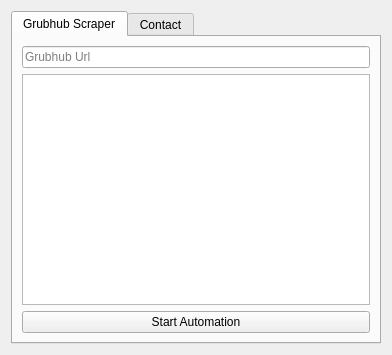
Before: the Qt Designer form main/python/app.ui in yashinshekh/src, drawn with Qt 5.
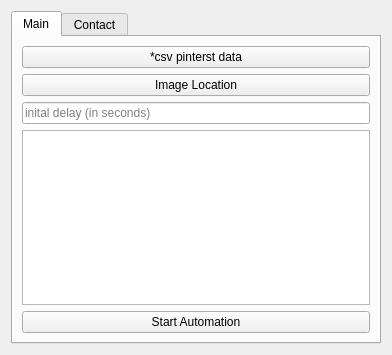
After: the same form once the commit is applied.

Patch:
```diff
--- a/main/python/app.ui
+++ b/main/python/app.ui
@@ -21,15 +21,29 @@
      </property>
      <widget class="QWidget" name="tab">
       <attribute name="title">
-       <string>Grubhub Scraper</string>
+       <string>Main</string>
       </attribute>
       <layout class="QHBoxLayout" name="horizontalLayout_2">
        <item>
         <layout class="QVBoxLayout" name="verticalLayout">
+         <item>
+          <widget class="QPushButton" name="pushButton">
+           <property name="text">
+            <string>*csv pinterst data</string>
+           </property>
+          </widget>
+         </item>
+         <item>
+          <widget class="QPushButton" name="pushButton_3">
+           <property name="text">
+            <string>Image Location</string>
+           </property>
+          </widget>
+         </item>
          <item>
           <widget class="QLineEdit" name="lineEdit">
            <property name="placeholderText">
-            <string>Grubhub Url</string>
+            <string>inital delay (in seconds)</string>
            </property>
           </widget>
          </item>
```
Left out of the diff: 2 changed lines with no effect on the pictures.
